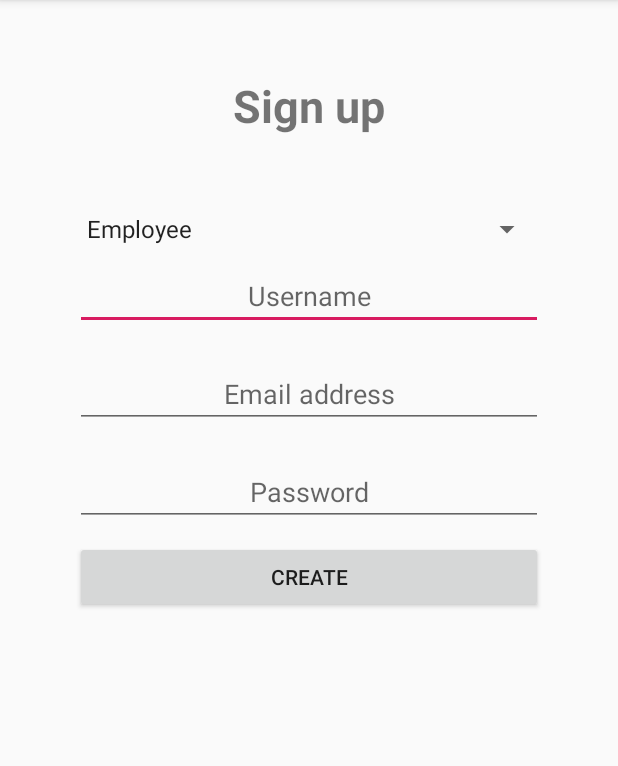
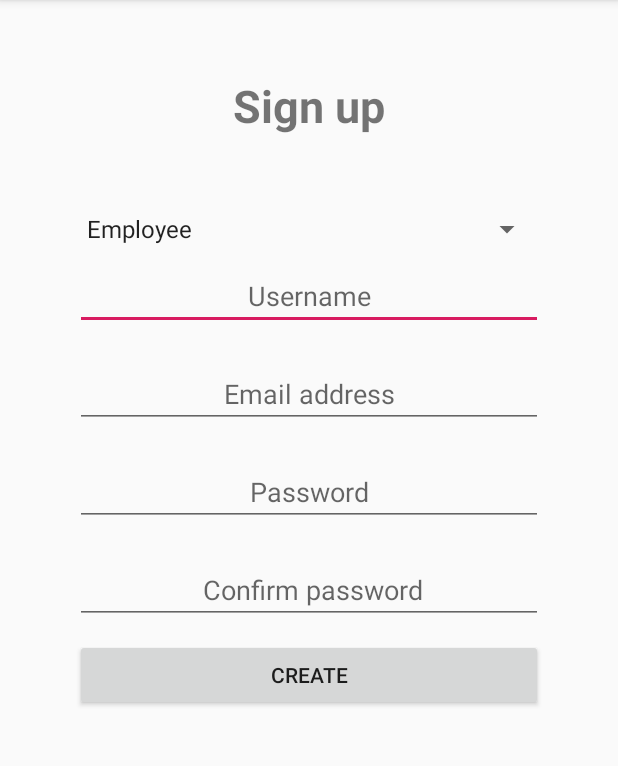
Before and after one commit to SEG2105-uottawa/seg2505-projet-a19-21, an Android app: the SignInActivity screen opened directly, with no data from a screen before it, after a tap on "CREATE", on a phone screen of 412 x 824 dp, the part 84-850 px from its top. Run offline under Robolectric (Android 15) with nearby library versions, the phone set to English and light mode, and no system bars; our stand-ins replace Firebase (no records; nobody signed in at launch, a user with empty details on screens opened directly).

Commit message:
Confirm password field added during Sign Up

```diff
--- a/ClinicApp/app/src/main/java/com/a19_21/clinicapp/controller/SignInActivity.java
+++ b/ClinicApp/app/src/main/java/com/a19_21/clinicapp/controller/SignInActivity.java
@@ -37,6 +37,7 @@ public class SignInActivity extends AppCompatActivity implements AdapterView.OnI
     private EditText usernameInput;
     private EditText emailInput;
     private EditText passwordInput;
+    private EditText passwordInput2;
     private Button createBtn;
 
     // Firebase Authentication
@@ -57,6 +58,7 @@ public class SignInActivity extends AppCompatActivity implements AdapterView.OnI
         usernameInput = (EditText) findViewById(R.id.activity_sign_username_input);
         emailInput = (EditText) findViewById(R.id.activity_sign_email_input);
         passwordInput = (EditText) findViewById(R.id.activity_sign_password_input);
+        passwordInput2 = (EditText) findViewById(R.id.activity_sign_password_input2);
         createBtn = (Button) findViewById(R.id.activity_sign_create_btn);
 
         // OBJECT FOR CHOOSING THE ACCOUNT TYPE
@@ -105,11 +107,11 @@ public class SignInActivity extends AppCompatActivity implements AdapterView.OnI
         return matcher.matches();
     }
 
-
     private void signUp() {
 
         final String email = emailInput.getText().toString();
         final String password = passwordInput.getText().toString();
+        final String confirmPassword = passwordInput2.getText().toString();
 
         mAuth.createUserWithEmailAndPassword(email, password)
                 .addOnCompleteListener(this, new OnCompleteListener<AuthResult>() {
@@ -142,19 +144,20 @@ public class SignInActivity extends AppCompatActivity implements AdapterView.OnI
         String username = usernameInput.getText().toString();
         String email = emailInput.getText().toString();
         String password = passwordInput.getText().toString();
+        String confirmPassword = passwordInput.getText().toString();
         String userType = typeAccount.getSelectedItem().toString();
 
         String id = FirebaseAuth.getInstance().getCurrentUser().getUid();
 
-        if (!TextUtils.isEmpty(username) && !TextUtils.isEmpty(email) && !TextUtils.isEmpty(password)) {
+        if (!TextUtils.isEmpty(username) && !TextUtils.isEmpty(email) && !TextUtils.isEmpty(password) && !TextUtils.isEmpty(confirmPassword) && password == confirmPassword) {
             // Creates different account types
-            User user = new User(id, username, email, password, userType);
+            User user = new User(id, username, email, confirmPassword, userType);
             databaseUsers.child(id).setValue(user);
             return true;
 
         } else {
-            Toast.makeText(SignInActivity.this, "Information missing",
-                    Toast.LENGTH_SHORT).show();
+            Toast.makeText(SignInActivity.this, "Information missing or passwords do not match.",
+                    Toast.LENGTH_LONG).show();
             return false;
         }
 
--- a/ClinicApp/app/src/main/res/layout/activity_sign_in.xml
+++ b/ClinicApp/app/src/main/res/layout/activity_sign_in.xml
@@ -66,6 +66,18 @@
         android:hint="Password"
         />
 
+    <EditText
+        android:id="@+id/activity_sign_password_input2"
+        android:layout_width="match_parent"
+        android:layout_height="wrap_content"
+        android:layout_gravity="center"
+        android:layout_marginHorizontal="50dp"
+        android:layout_marginVertical="10dp"
+        android:inputType="textPassword"
+        android:gravity="center"
+        android:hint=" Confirm password"
+         />
+
     <Button
         android:id="@+id/activity_sign_create_btn"
         android:layout_width="match_parent"
```
